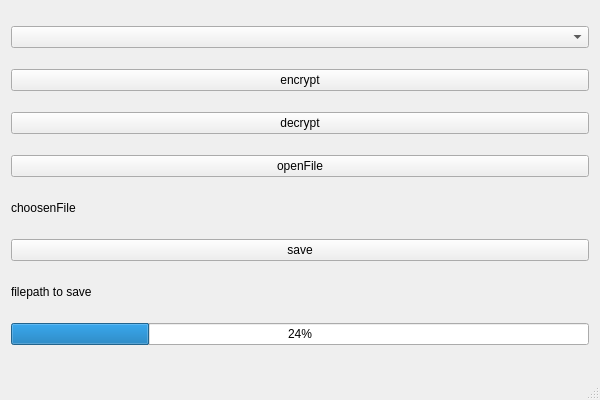
Qt form zpr_stegano.ui (ManRosKK/ZPR_STEGANO) before a commit.
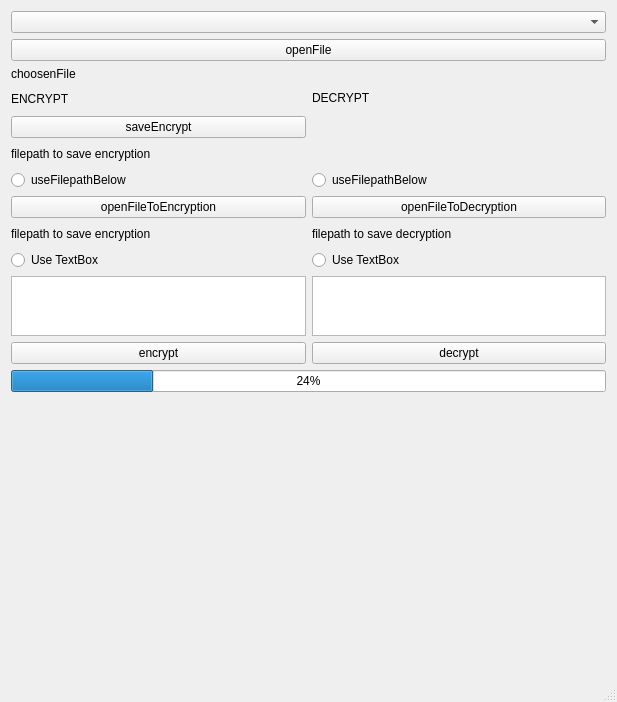
The same form after that commit.

Commit message: Dodana nowa SteganoMetoda - SteganoNonCheckedMethod - ukrywa dane w plikach BMP. Zmieniona architektura komunikacji okna i aplikacji. Zmienione okno: dodane możliwości wpisywania tekstu i odbiór tekstu z decrypt. Podłączenie decrypt z executora. Zmieniony prototyp encrypt i decrypt, aby nie było konieczne wczytywanie do pamięci dużych plików w wypadku metody ukrywania w niesprawdzanych sektorach.

```diff
--- a/zpr_stegano.ui
+++ b/zpr_stegano.ui
@@ -6,8 +6,8 @@
    <rect>
     <x>0</x>
     <y>0</y>
-    <width>600</width>
-    <height>400</height>
+    <width>617</width>
+    <height>702</height>
    </rect>
   </property>
   <property name="windowTitle">
@@ -18,20 +18,6 @@
     <item>
      <widget class="QComboBox" name="comboBox"/>
     </item>
-    <item>
-     <widget class="QPushButton" name="encryptButton">
-      <property name="text">
-       <string>encrypt</string>
-      </property>
-     </widget>
-    </item>
-    <item>
-     <widget class="QPushButton" name="decryptButton">
-      <property name="text">
-       <string>decrypt</string>
-      </property>
-     </widget>
-    </item>
     <item>
      <widget class="QPushButton" name="openFileButton">
       <property name="text">
@@ -53,24 +39,172 @@
      </widget>
     </item>
     <item>
-     <widget class="QPushButton" name="saveFileButton">
-      <property name="text">
-       <string>save</string>
+     <layout class="QHBoxLayout" name="horizontalLayout" stretch="0,0">
+      <property name="spacing">
+       <number>6</number>
       </property>
-     </widget>
-    </item>
-    <item>
-     <widget class="QLabel" name="saveFilepathLabel">
-      <property name="maximumSize">
-       <size>
-        <width>16777215</width>
-        <height>20</height>
-       </size>
+      <property name="sizeConstraint">
+       <enum>QLayout::SetDefaultConstraint</enum>
       </property>
-      <property name="text">
-       <string>filepath to save</string>
-      </property>
-     </widget>
+      <item>
+       <layout class="QVBoxLayout" name="EncryptLayout">
+        <item>
+         <widget class="QLabel" name="label_2">
+          <property name="text">
+           <string>ENCRYPT</string>
+          </property>
+         </widget>
+        </item>
+        <item>
+         <widget class="QPushButton" name="saveFileEncryptButton">
+          <property name="text">
+           <string>saveEncrypt</string>
+          </property>
+         </widget>
+        </item>
+        <item>
+         <widget class="QLabel" name="saveFileEncryptLabel">
+          <property name="maximumSize">
+           <size>
+            <width>16777215</width>
+            <height>20</height>
+           </size>
+          </property>
+          <property name="text">
+           <string>filepath to save encryption</string>
+          </property>
+         </widget>
+        </item>
+        <item>
+         <widget class="QRadioButton" name="fileRadioEncrypt">
+          <property name="text">
+           <string>useFilepathBelow</string>
+          </property>
+         </widget>
+        </item>
+        <item>
+         <widget class="QPushButton" name="openDataFileEncryptButton">
+          <property name="text">
+           <string>openFileToEncryption</string>
+          </property>
+         </widget>
+        </item>
+        <item>
+         <widget class="QLabel" name="openDataFileEncryptLabel">
+          <property name="maximumSize">
+           <size>
+            <width>16777215</width>
+            <height>20</height>
+           </size>
+          </property>
+          <property name="text">
+           <string>filepath to save encryption</string>
+          </property>
+         </widget>
+        </item>
+        <item>
+         <widget class="QRadioButton" name="textRadioEncrypt">
+          <property name="text">
+           <string>Use TextBox</string>
+          </property>
+         </widget>
+        </item>
+        <item>
+         <widget class="QTextEdit" name="textEditEncrypt">
+          <property name="maximumSize">
+           <size>
+            <width>16777215</width>
+            <height>60</height>
+           </size>
+          </property>
+         </widget>
+        </item>
+        <item>
+         <widget class="QPushButton" name="encryptButton">
+          <property name="text">
+           <string>encrypt</string>
+          </property>
+         </widget>
+        </item>
+       </layout>
+      </item>
+      <item>
+       <layout class="QVBoxLayout" name="DecryptLayout">
+        <item>
+         <widget class="QLabel" name="label_3">
+          <property name="text">
+           <string>DECRYPT</string>
+          </property>
+         </widget>
+        </item>
+        <item>
+         <widget class="QLabel" name="label">
+          <property name="text">
+           <string/>
+          </property>
+         </widget>
+        </item>
+        <item>
+         <widget class="QLabel" name="label_4">
+          <property name="text">
+           <string/>
+          </property>
+         </widget>
+        </item>
+        <item>
+         <widget class="QRadioButton" name="fileRadioDecrypt">
+          <property name="text">
+           <string>useFilepathBelow</string>
+          </property>
+         </widget>
+        </item>
+        <item>
+         <widget class="QPushButton" name="openDataFileDecryptButton">
+          <property name="text">
+           <string>openFileToDecryption</string>
+          </property>
+         </widget>
+        </item>
+        <item>
+         <widget class="QLabel" name="openDataFileDecryptLabel">
+          <property name="maximumSize">
+           <size>
+            <width>16777215</width>
+            <height>20</height>
+           </size>
+          </property>
+          <property name="text">
+           <string>filepath to save decryption</string>
+          </property>
+         </widget>
+        </item>
+        <item>
+         <widget class="QRadioButton" name="textRadioDecrypt">
+          <property name="text">
+           <string>Use TextBox</string>
+          </property>
+         </widget>
+        </item>
+        <item>
+         <widget class="QTextEdit" name="textEditDecrypt">
+          <property name="maximumSize">
+           <size>
+            <width>16777215</width>
+            <height>60</height>
+           </size>
+          </property>
+         </widget>
+        </item>
+        <item>
+         <widget class="QPushButton" name="decryptButton">
+          <property name="text">
+           <string>decrypt</string>
+          </property>
+         </widget>
+        </item>
+       </layout>
+      </item>
+     </layout>
     </item>
     <item>
      <widget class="QProgressBar" name="progressBar">
@@ -79,6 +213,19 @@
       </property>
      </widget>
     </item>
+    <item>
+     <spacer name="verticalSpacer">
+      <property name="orientation">
+       <enum>Qt::Vertical</enum>
+      </property>
+      <property name="sizeHint" stdset="0">
+       <size>
+        <width>20</width>
+        <height>40</height>
+       </size>
+      </property>
+     </spacer>
+    </item>
     <item>
      <layout class="QVBoxLayout" name="methodWidgetLayout"/>
     </item>
```
The commit also changes 12 other files.
